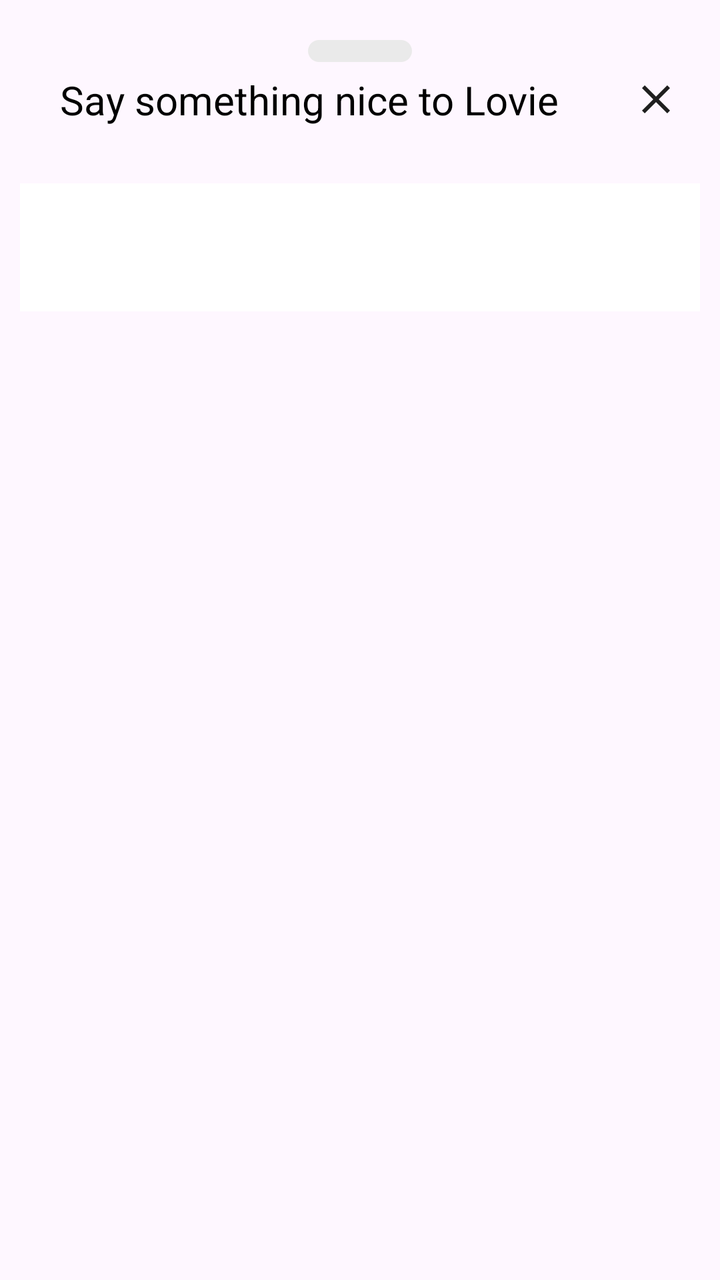
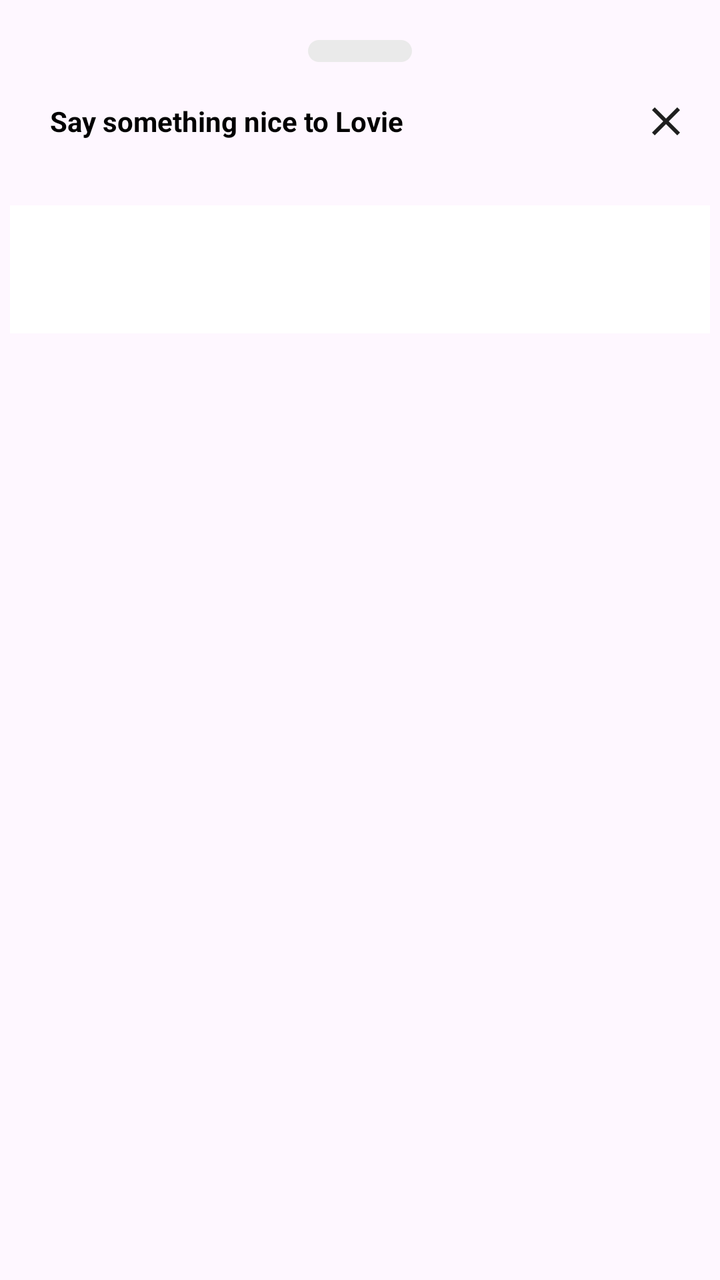

Two renders of the same Android screen: before a commit and after it. Below are the layout's source before the change and the commit's diff.
<!-- AndroidManifest.xml: application theme Theme.You4me -->
<!-- res/layout/fragment_compliments_bottom_sheet.xml -->
<?xml version="1.0" encoding="utf-8"?>
<androidx.constraintlayout.widget.ConstraintLayout
    xmlns:app="http://schemas.android.com/apk/res-auto"
    xmlns:android="http://schemas.android.com/apk/res/android"
    xmlns:tools="http://schemas.android.com/tools"
    android:layout_width="match_parent"
    android:layout_height="match_parent"
    tools:context=".ui.main.finddates.bottomsheet.ComplimentsBottomSheetFragment">

    <LinearLayout
        android:layout_width="match_parent"
        android:layout_height="match_parent"
        android:layout_marginStart="10dp"
        android:layout_marginTop="10dp"
        android:layout_marginEnd="10dp"
        android:layout_marginBottom="5dp"
        android:orientation="vertical"
        android:gravity="center"
        app:layout_constraintBottom_toBottomOf="parent"
        app:layout_constraintEnd_toEndOf="parent"
        app:layout_constraintStart_toStartOf="parent"
        app:layout_constraintTop_toTopOf="parent">

        <androidx.constraintlayout.widget.ConstraintLayout
            android:layout_width="match_parent"
            android:layout_height="wrap_content">
            <androidx.constraintlayout.widget.Guideline
                android:id="@+id/guidelineVertical1"
                android:layout_width="wrap_content"
                android:layout_height="wrap_content"
                android:orientation="horizontal"
                app:layout_constraintGuide_percent="0.1" />


            <ImageView
                android:id="@+id/imageView4"
                android:layout_width="wrap_content"
                android:layout_height="wrap_content"
                android:src="@drawable/top_arc_img"
                android:layout_marginTop="@dimen/margin_10dp"
                app:layout_constraintEnd_toEndOf="parent"
                app:layout_constraintStart_toStartOf="parent"
                app:layout_constraintTop_toTopOf="parent" />

            <TextView
                android:id="@+id/textView28"
                android:layout_width="0dp"
                android:layout_height="wrap_content"
                android:layout_margin="@dimen/margin_20dp"
                android:layout_marginEnd="97dp"
                android:text="Say something nice to Lovie"
                android:textColor="@color/black"
                android:textSize="@dimen/text_size_20sp"
                app:layout_constraintEnd_toStartOf="@+id/cancel_icon"
                app:layout_constraintStart_toStartOf="parent"
                app:layout_constraintTop_toTopOf="@+id/guidelineVertical1" />


            <ImageView
                android:id="@+id/cancel_icon"
                android:layout_width="wrap_content"
                android:layout_height="wrap_content"
                android:src="@drawable/cancel_icon"
                app:layout_constraintBottom_toBottomOf="@+id/textView28"
                app:layout_constraintEnd_toEndOf="parent"
                app:layout_constraintTop_toTopOf="@+id/textView28" />

        </androidx.constraintlayout.widget.ConstraintLayout>
        <com.google.android.material.tabs.TabLayout
            android:id="@+id/tabs"
            android:layout_width="match_parent"
            android:layout_height="wrap_content"
            app:tabGravity="fill"
            app:tabMode="fixed"
            android:layout_marginTop="@dimen/padding_20dp"
            android:minHeight="?attr/actionBarSize"
            app:tabSelectedTextColor="@color/primary_pink"
            android:background="@color/white"
            app:tabIndicatorColor="@color/primary_pink" />

        <androidx.viewpager2.widget.ViewPager2
            android:id="@+id/pager"
            android:layout_width="wrap_content"
            android:layout_height="match_parent"
            app:layout_constraintTop_toBottomOf="@id/tabs"
            app:layout_constraintBottom_toBottomOf="parent"/>


    </LinearLayout>

</androidx.constraintlayout.widget.ConstraintLayout>
<!-- resources referenced by this layout -->
<resources>
  <color name="black">#FF000000</color>
  <color name="primary_pink">#ED0D57</color>
  <color name="white">#FFFFFFFF</color>
  <dimen name="margin_10dp">10dp</dimen>
  <dimen name="margin_20dp">20dp</dimen>
  <dimen name="padding_20dp">20dp</dimen>
  <dimen name="text_size_20sp">20sp</dimen>
  <!-- drawable cancel_icon (drawable) -->
  <vector xmlns:android="http://schemas.android.com/apk/res/android"
      android:width="44dp"
      android:height="44dp"
      android:viewportWidth="44"
      android:viewportHeight="44">
    <path
        android:pathData="M16.4,29L15,27.6L20.6,22L15,16.4L16.4,15L22,20.6L27.6,15L29,16.4L23.4,22L29,27.6L27.6,29L22,23.4L16.4,29Z"
        android:fillColor="#1F1F1F"/>
  </vector>
  <!-- drawable top_arc_img (drawable) -->
  <vector xmlns:android="http://schemas.android.com/apk/res/android"
      android:width="52dp"
      android:height="11dp"
      android:viewportWidth="52"
      android:viewportHeight="11">
    <path
        android:pathData="M5.5,0L46.5,0A5.5,5.5 0,0 1,52 5.5L52,5.5A5.5,5.5 0,0 1,46.5 11L5.5,11A5.5,5.5 0,0 1,0 5.5L0,5.5A5.5,5.5 0,0 1,5.5 0z"
        android:fillColor="#EAEAEA"/>
  </vector>
  <style name="Theme.You4me" parent="Base.Theme.You4me" />
  <style name="Base.Theme.You4me" parent="Theme.Material3.Light.NoActionBar">
          
           <item name="colorPrimary">@color/primary_pink</item>
      </style>
</resources>

<!-- the commit's change to res/layout/fragment_compliments_bottom_sheet.xml (unified diff, before → after) -->
@@ -10,9 +10,9 @@
     <LinearLayout
         android:layout_width="match_parent"
         android:layout_height="match_parent"
-        android:layout_marginStart="10dp"
+        android:layout_marginStart="@dimen/margin_5dp"
         android:layout_marginTop="10dp"
-        android:layout_marginEnd="10dp"
+        android:layout_marginEnd="@dimen/margin_5dp"
         android:layout_marginBottom="5dp"
         android:orientation="vertical"
         android:gravity="center"
@@ -43,17 +43,18 @@
                 app:layout_constraintTop_toTopOf="parent" />
 
             <TextView
-                android:id="@+id/textView28"
+                android:id="@+id/name"
                 android:layout_width="0dp"
                 android:layout_height="wrap_content"
                 android:layout_margin="@dimen/margin_20dp"
-                android:layout_marginEnd="97dp"
+                android:layout_marginTop="@dimen/margin_20dp"
+                android:layout_marginEnd="@dimen/margin_20dp"
                 android:text="Say something nice to Lovie"
                 android:textColor="@color/black"
-                android:textSize="@dimen/text_size_20sp"
+                android:textStyle="bold"
                 app:layout_constraintEnd_toStartOf="@+id/cancel_icon"
                 app:layout_constraintStart_toStartOf="parent"
-                app:layout_constraintTop_toTopOf="@+id/guidelineVertical1" />
+                app:layout_constraintTop_toBottomOf="@+id/imageView4" />
 
 
             <ImageView
@@ -61,9 +62,9 @@
                 android:layout_width="wrap_content"
                 android:layout_height="wrap_content"
                 android:src="@drawable/cancel_icon"
-                app:layout_constraintBottom_toBottomOf="@+id/textView28"
+                app:layout_constraintBottom_toBottomOf="@+id/name"
                 app:layout_constraintEnd_toEndOf="parent"
-                app:layout_constraintTop_toTopOf="@+id/textView28" />
+                app:layout_constraintTop_toTopOf="@+id/name" />
 
         </androidx.constraintlayout.widget.ConstraintLayout>
         <com.google.android.material.tabs.TabLayout
<!-- resource entries referenced after the edit -->
@@ -5,8 +5,8 @@
   <color name="white">#FFFFFFFF</color>
   <dimen name="margin_10dp">10dp</dimen>
   <dimen name="margin_20dp">20dp</dimen>
+  <dimen name="margin_5dp">5dp</dimen>
   <dimen name="padding_20dp">20dp</dimen>
-  <dimen name="text_size_20sp">20sp</dimen>
   <!-- drawable cancel_icon (drawable) -->
   <vector xmlns:android="http://schemas.android.com/apk/res/android"
       android:width="44dp"
